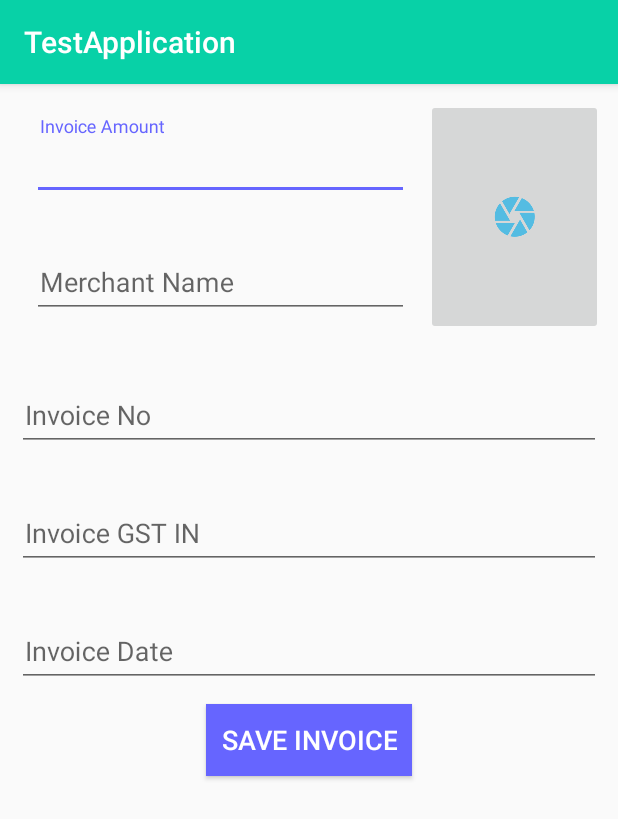
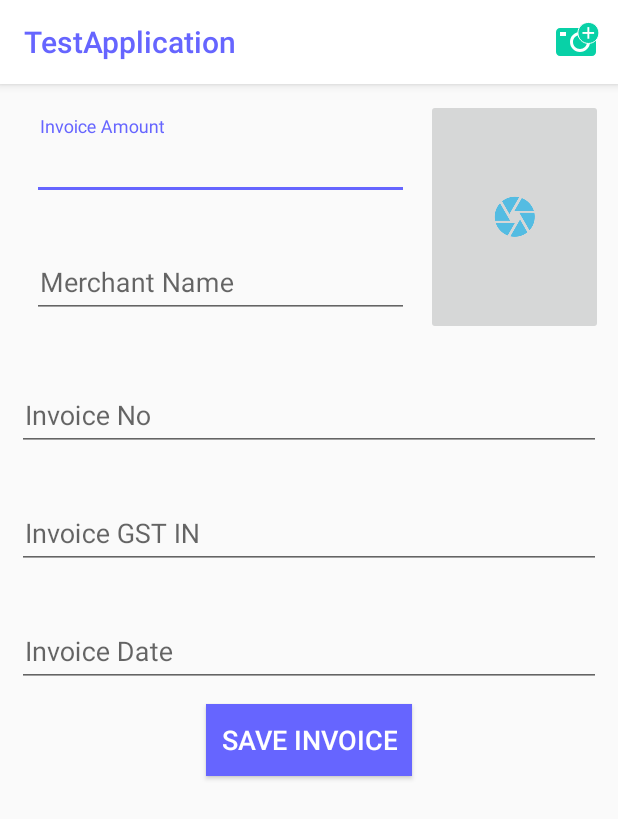
Before and after one commit to naveen-kommuri/Test-App, an Android app: the CreateInvoiceActivity screen opened directly, with no data from a screen before it, on a phone screen of 412 x 824 dp. Shown: the top 819 px of the screen. Run offline under Robolectric (Android 15) with nearby library versions, the phone set to English and light mode, and no system bars; libraries missing offline, so code that uses them is left out: com.theartofdev.edmodo; pictures from the network do not load; Roboto replaces fonts that are not available here.

Commit message:
Update Navigation menu to tablayout in home screen Update Actionbar color and Title color Update Vector icons in tabLayouts

```diff
--- a/app/src/main/java/com/test/testapplication/CreateInvoiceActivity.java
+++ b/app/src/main/java/com/test/testapplication/CreateInvoiceActivity.java
@@ -23,6 +23,9 @@ import android.os.Bundle;
 import android.text.InputType;
 import android.util.Log;
 import android.view.LayoutInflater;
+import android.view.Menu;
+import android.view.MenuInflater;
+import android.view.MenuItem;
 import android.view.View;
 import android.view.ViewGroup;
 import android.widget.Button;
@@ -278,6 +281,15 @@ public class CreateInvoiceActivity extends AppCompatActivity implements OnImageR
     }
 
     @Override
+    public boolean onCreateOptionsMenu(Menu menu) {
+        MenuInflater inflater = getMenuInflater();
+        inflater.inflate(R.menu.home, menu);
+        MenuItem item = menu.getItem(0);
+        item.setIcon(R.drawable.ic_camera_green);
+        return true;
+    }
+
+    @Override
     public void onActivityResult(int requestCode, int resultCode, Intent data) {
 //        super.onActivityResult(requestCode, resultCode, data);
         if (requestCode == PICK_FROM_CAMERA && resultCode == RESULT_OK) {
--- a/app/src/main/res/drawable/ic_camera_ash.xml
+++ b/app/src/main/res/drawable/ic_camera_ash.xml
@@ -1,12 +1,11 @@
 <?xml version="1.0" encoding="utf-8"?>
 <vector xmlns:android="http://schemas.android.com/apk/res/android"
-    android:width="96dp"
-    android:height="96dp"
-    android:viewportWidth="96"
-    android:viewportHeight="96">
+    android:width="34dp"
+    android:height="34dp"
+    android:viewportHeight="96"
+    android:viewportWidth="96">
 
-    <path
-        android:pathData="M0,96 L0,0 L96,0 L96,96 L0,96 Z" />
+    <path android:pathData="M0,96 L0,0 L96,0 L96,96 L0,96 Z" />
     <path
         android:fillColor="#CFD2D8"
         android:pathData="M16,20 C11.6,20,8,23.6,8,28 L8,68 C8,72.4,11.6,76,16,76 L80,76
@@ -16,11 +15,11 @@ S36,59.2,36,48 S44.8,28,56,28 Z M56,34 C48.3,34,42,40.3,42,48 S48.3,62,56,62
 S70,55.7,70,48 S63.7,34,56,34 Z" />
     <path
         android:fillColor="#CFD2D8"
+        android:pathData="M72.8,8.9 C84.398,8.9,93.8,18.302,93.8,29.9 C93.8,41.498,84.398,50.9,72.8,50.9
+C61.202,50.9,51.8,41.498,51.8,29.9 C51.8,18.302,61.202,8.9,72.8,8.9 Z"
         android:strokeColor="#FFFFFF"
-        android:strokeWidth="2"
         android:strokeMiterLimit="10"
-        android:pathData="M72.8,8.9 C84.398,8.9,93.8,18.302,93.8,29.9 C93.8,41.498,84.398,50.9,72.8,50.9
-C61.202,50.9,51.8,41.498,51.8,29.9 C51.8,18.302,61.202,8.9,72.8,8.9 Z" />
+        android:strokeWidth="2" />
     <path
         android:fillColor="#FFFFFF"
         android:pathData="M70.8,18.2 L74.6,18.2 L74.6,41.5 L70.8,41.5 L70.8,18.2 Z" />
--- a/app/src/main/res/drawable/ic_camera_green.xml
+++ b/app/src/main/res/drawable/ic_camera_green.xml
@@ -1,21 +1,29 @@
+<?xml version="1.0" encoding="utf-8"?>
 <vector xmlns:android="http://schemas.android.com/apk/res/android"
-        android:width="96dp"
-        android:height="96dp"
-        android:viewportWidth="96.0"
-        android:viewportHeight="96.0">
+    android:width="34dp"
+    android:height="34dp"
+    android:viewportHeight="96"
+    android:viewportWidth="96">
+
+    <path android:pathData="M0,96 L0,0 L96,0 L96,96 L0,96 Z" />
     <path
-        android:fillColor="#FF000000"
-        android:pathData="M0,96V0h96v96H0z"/>
+        android:fillColor="@color/colorPrimary"
+        android:pathData="M16,20 C11.6,20,8,23.6,8,28 L8,68 C8,72.4,11.6,76,16,76 L80,76
+C84.4,76,88,72.4,88,68 L88,28 C88,23.6,84.4,20,80,20 L16,20 Z M16,28 L28,28
+L28,36 L16,36 L16,28 Z M56,28 C67.2,28,76,36.8,76,48 S67.2,68,56,68
+S36,59.2,36,48 S44.8,28,56,28 Z M56,34 C48.3,34,42,40.3,42,48 S48.3,62,56,62
+S70,55.7,70,48 S63.7,34,56,34 Z" />
     <path
-        android:fillColor="#FF000000"
-        android:pathData="M16,20c-4.4,0 -8,3.6 -8,8v40c0,4.4 3.6,8 8,8h64c4.4,0 8,-3.6 8,-8V28c0,-4.4 -3.6,-8 -8,-8H16zM16,28h12v8H16V28zM56,28c11.2,0 20,8.8 20,20s-8.8,20 -20,20s-20,-8.8 -20,-20S44.8,28 56,28zM56,34c-7.7,0 -14,6.3 -14,14s6.3,14 14,14s14,-6.3 14,-14S63.7,34 56,34z"/>
+        android:fillColor="@color/colorPrimary"
+        android:pathData="M72.8,8.9 C84.398,8.9,93.8,18.302,93.8,29.9 C93.8,41.498,84.398,50.9,72.8,50.9
+C61.202,50.9,51.8,41.498,51.8,29.9 C51.8,18.302,61.202,8.9,72.8,8.9 Z"
+        android:strokeColor="#FFFFFF"
+        android:strokeMiterLimit="10"
+        android:strokeWidth="2" />
     <path
-        android:fillColor="#FF000000"
-        android:pathData="M56.74,43.46a21,21 93.71,1 0,32.07 -27.13a21,21 93.71,1 0,-32.07 27.13z"/>
+        android:fillColor="#FFFFFF"
+        android:pathData="M70.8,18.2 L74.6,18.2 L74.6,41.5 L70.8,41.5 L70.8,18.2 Z" />
     <path
-        android:fillColor="#FF000000"
-        android:pathData="M61,31.43l0.08,-3.8l23.3,0.5l-0.08,3.8z"/>
-    <path
-        android:fillColor="#FF000000"
-        android:pathData="M70.49,41.5l0.5,-23.3l3.8,0.08l-0.5,23.3z"/>
+        android:fillColor="#FFFFFF"
+        android:pathData="M60.9,28 L84.2,28 L84.2,31.8 L60.9,31.8 L60.9,28 Z" />
 </vector>
--- a/app/src/main/res/font/sf_ui_text.xml
+++ b/app/src/main/res/font/sf_ui_text.xml
@@ -4,4 +4,5 @@
         android:font="@font/sf_ui_text_regular"
         android:fontStyle="normal"
         android:fontWeight="400" />
+
 </font-family>
--- a/app/src/main/res/menu/home.xml
+++ b/app/src/main/res/menu/home.xml
@@ -5,8 +5,7 @@
 
     <item
         android:id="@+id/menu_add"
-        android:icon="@android:drawable/ic_input_add"
+        android:icon="@drawable/ic_camera_ash"
         android:title="Add"
         app:showAsAction="always" />
-
 </menu>
--- a/app/src/main/res/menu/navigation.xml
+++ b/app/src/main/res/menu/navigation.xml
@@ -6,7 +6,6 @@
         android:id="@+id/navigation_dashboard"
         android:icon="@drawable/ic_dashboard"
         android:title="Dashboard"
-        app:itemBackground="@drawable/nav_view_item_background"
         app:showAsAction="never" />
 
     <item
--- a/app/src/main/res/values/colors.xml
+++ b/app/src/main/res/values/colors.xml
@@ -1,5 +1,8 @@
 <?xml version="1.0" encoding="utf-8"?>
 <resources>
+    <color name="colorActionBar">#6665ff</color>
+    <color name="colorActionBarDark">#6665ff</color>
+    <!--<color name="colorActionBarDark">#6665ff</color>-->
     <color name="colorPrimary">#08d1a7</color>
     <color name="colorPrimaryDark">#08d1a7</color>
     <color name="colorGraphGreen">#e1fcf1</color>
--- a/app/src/main/res/values/styles.xml
+++ b/app/src/main/res/values/styles.xml
@@ -3,9 +3,18 @@
     <!-- Base application theme. -->
     <style name="AppTheme" parent="Theme.AppCompat.Light.DarkActionBar">
         <!-- Customize your theme here. -->
-        <item name="colorPrimary">@color/colorPrimary</item>
-        <item name="colorPrimaryDark">@color/colorPrimaryDark</item>
+        <item name="colorPrimary">@android:color/white</item>
+        <item name="colorPrimaryDark">@color/colorAccent</item>
         <item name="colorAccent">@color/colorAccent</item>
+        <item name="actionBarStyle">@style/MyActionBar</item>
+    </style>
+
+    <style name="MyActionBar" parent="@style/Widget.AppCompat.Light.ActionBar.Solid">
+        <item name="titleTextStyle">@style/TitleTextStyle</item>
+    </style>
+
+    <style name="TitleTextStyle" parent="@style/TextAppearance.AppCompat.Widget.ActionBar.Title">
+        <item name="android:textColor">@color/colorAccent</item>
     </style>
 
     <style name="AppTheme.NoActionBar">
```
Also changed, not shown: app/src/main/AndroidManifest.xml (+8 -8 lines), app/src/main/java/com/test/testapplication/TestActivity.java (+9 -21 lines), app/src/main/java/com/test/testapplication/home/Main2Activity.java (+103 -39 lines), app/src/main/res/drawable/ic_circle_green.xml (added, +9 -0 lines), app/src/main/res/drawable/ic_circle_orange.xml (added, +9 -0 lines), app/src/main/res/drawable/ic_circle_red.xml (added, +9 -0 lines), app/src/main/res/drawable/ic_circle_violet.xml (added, +9 -0 lines), app/src/main/res/layout/activity_main2.xml (+11 -0 lines), app/src/main/res/layout/activity_test.xml (+4 -30 lines), app/src/main/res/layout/custom_tab_item.xml (+9 -5 lines).
